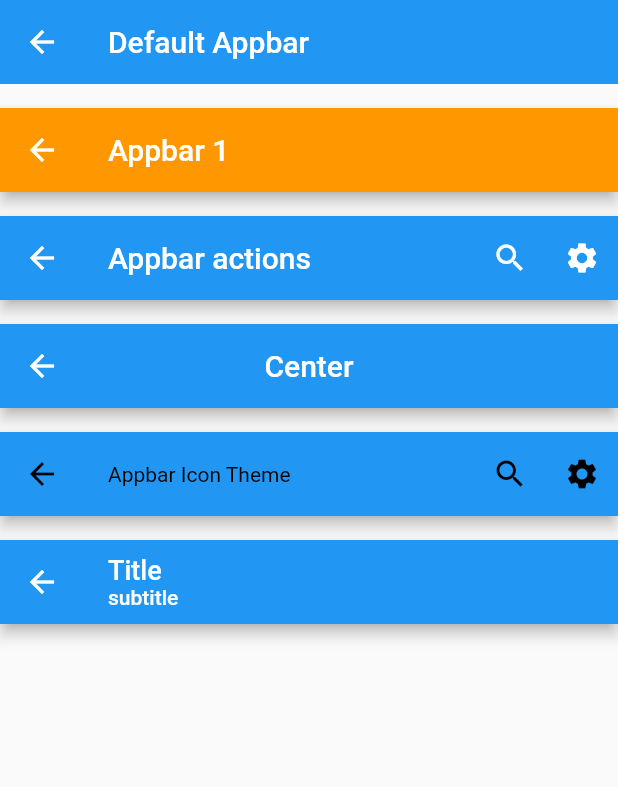
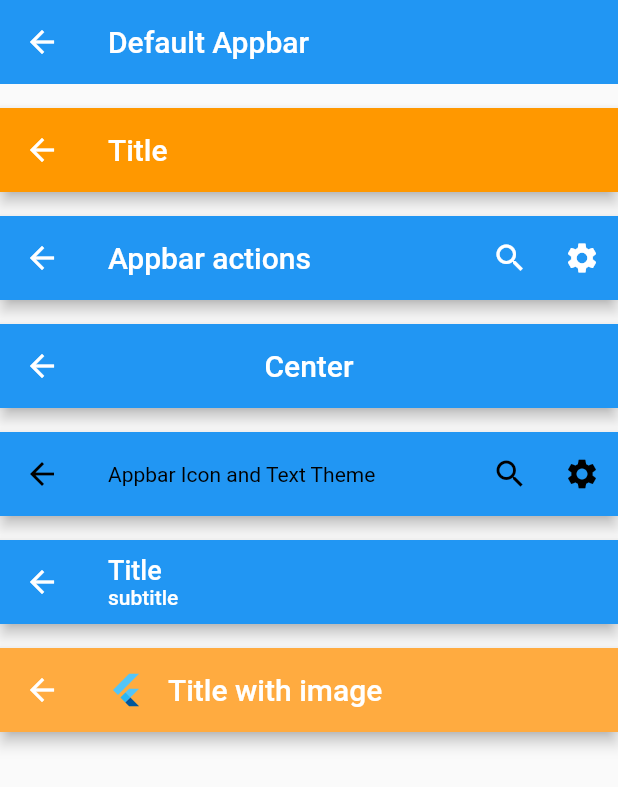
Before and after one commit to ibhavikmakwana/FlutterPlayground, a Flutter app: the AppBarExample screen opened by its route, on a phone screen of 412 x 824 dp. Shown: the top 787 px of the screen. Run offline on Flutter 3.47's test engine with Material 2 defaults, Android fonts, the phone set to English and light mode, and no system bars; Roboto replaces fonts that are missing (Roboto-Regular.ttf).

Commit message:
- app bar with the image and text

```diff
--- a/lib/ui/app_bar/AppBarExample.dart
+++ b/lib/ui/app_bar/AppBarExample.dart
@@ -14,7 +14,7 @@ class AppBarExample extends StatelessWidget {
           GestureDetector(
             child: Container(
               child: new AppBar(
-                title: new Text("Appbar 1"),
+                title: new Text("Title"),
                 backgroundColor: Colors.orange,
                 elevation: 4.0,
               ),
@@ -53,7 +53,7 @@ class AppBarExample extends StatelessWidget {
           Container(
             margin: EdgeInsets.only(bottom: 16.0),
             child: new AppBar(
-              title: new Text("Appbar Icon Theme"),
+              title: new Text("Appbar Icon and Text Theme"),
               actions: <Widget>[
                 new IconButton(
                   icon: new Icon(Icons.search),
@@ -96,6 +96,27 @@ class AppBarExample extends StatelessWidget {
               ),
             ),
           ),
+
+          ///App bar with the title and and icon/image at start
+          Container(
+            margin: EdgeInsets.only(bottom: 16.0),
+            child: new AppBar(
+              backgroundColor: Colors.orangeAccent,
+              title: Row(
+                mainAxisAlignment: MainAxisAlignment.start,
+                mainAxisSize: MainAxisSize.max,
+                children: <Widget>[
+                  new FlutterLogo(),
+                  Padding(
+                    padding: const EdgeInsets.only(left: 16.0),
+                    child: new Text(
+                      "Title with image",
+                    ),
+                  ),
+                ],
+              ),
+            ),
+          ),
         ],
       ),
     );
```
